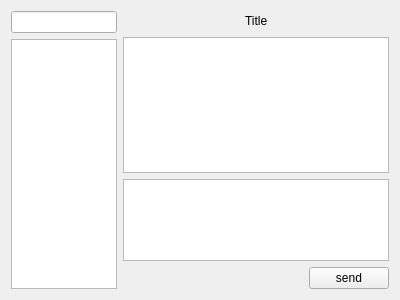
SkyUOI/OurChat, file client/pc/src/ui/session.ui: the form before one commit.
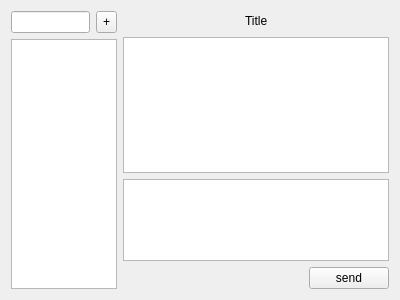
The form after the commit.

Commit message: refactor(client-pc): Renamed SessionWidget to SessionListItemWidget refactor(client-pc): Renamed MessageWidget to MessageListItemWidget feat(client-pc): Added feature for creating new sessions fix(client-pc): Fixed issue with information disorder when fetching multiple accounts or sessions test(client-pc): Fixed several database storage bugs and updated the new_session information

The edit to the form file:
```diff
--- a/client/pc/src/ui/session.ui
+++ b/client/pc/src/ui/session.ui
@@ -17,7 +17,24 @@
    <item>
     <layout class="QVBoxLayout" name="left_panel">
      <item>
-      <widget class="QLineEdit" name="search_chat"/>
+      <layout class="QHBoxLayout" name="horizontalLayout_4">
+       <item>
+        <widget class="QLineEdit" name="search_chat"/>
+       </item>
+       <item>
+        <widget class="QToolButton" name="add_session_btn">
+         <property name="maximumSize">
+          <size>
+           <width>30</width>
+           <height>30</height>
+          </size>
+         </property>
+         <property name="text">
+          <string notr="true">+</string>
+         </property>
+        </widget>
+       </item>
+      </layout>
      </item>
      <item>
       <widget class="QListWidget" name="session_list">
```
The commit also changes 16 other files.
